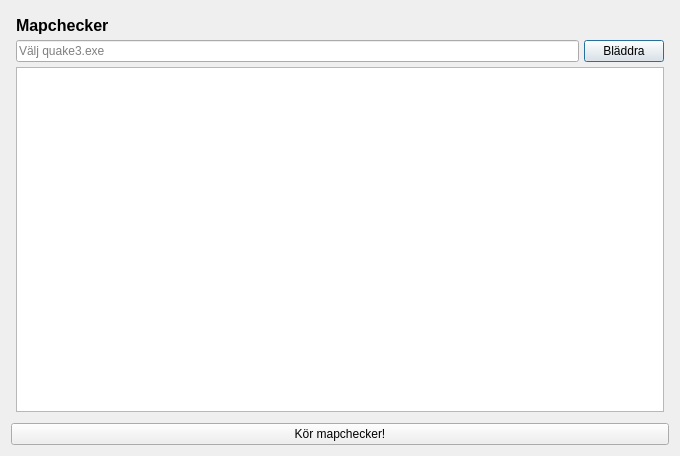
Qt form QtDesigner/Q3FixitMapchecker.ui (mattincode/q3fixitportable) before a commit.
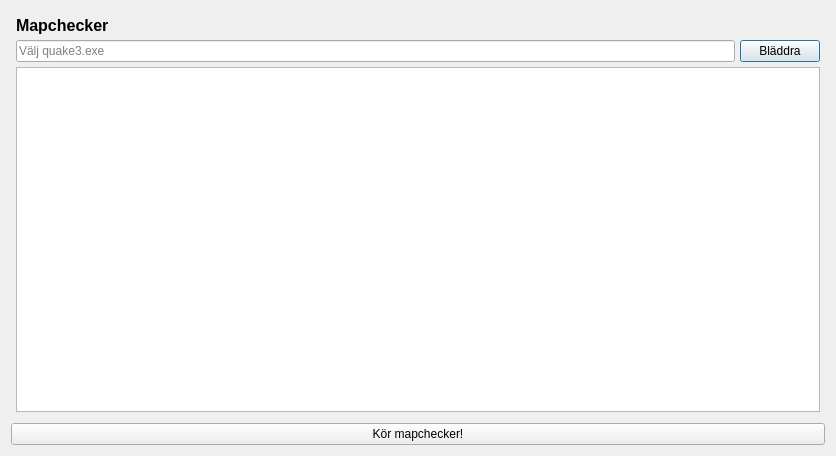
The same form after that commit.

Commit message: changed mapchecker ui layout

```diff
--- a/QtDesigner/Q3FixitMapchecker.ui
+++ b/QtDesigner/Q3FixitMapchecker.ui
@@ -6,7 +6,7 @@
    <rect>
     <x>0</x>
     <y>0</y>
-    <width>680</width>
+    <width>836</width>
     <height>456</height>
    </rect>
   </property>
```
The commit also changes 2 other files.
